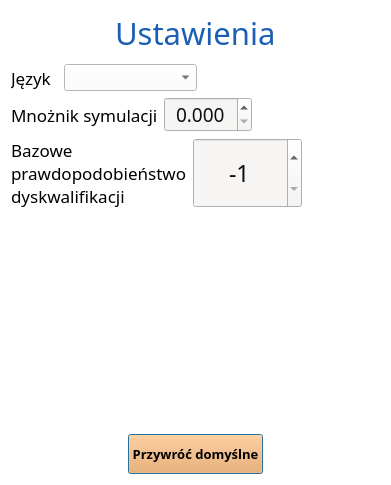
Qt form source/UI/AppSettings/AppSettingsWindow.ui (SiekamCebule/sj-sim) before a commit.
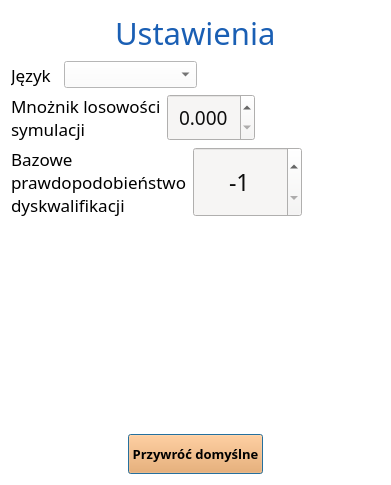
The same form after that commit.

Commit message: Fix #3 - Ulepszenie symulacji (losowość skoków, wiatr)

The edit to the form file:
```diff
--- a/source/UI/AppSettings/AppSettingsWindow.ui
+++ b/source/UI/AppSettings/AppSettingsWindow.ui
@@ -174,7 +174,8 @@
           <string notr="true">color: rgb(0, 0, 0);</string>
          </property>
          <property name="text">
-          <string>Mnożnik symulacji</string>
+          <string>Mnożnik losowości
+symulacji</string>
          </property>
         </widget>
        </item>
```
Left out of the diff: 2 changed lines with no effect on the pictures. The commit also changes 13 other files.
